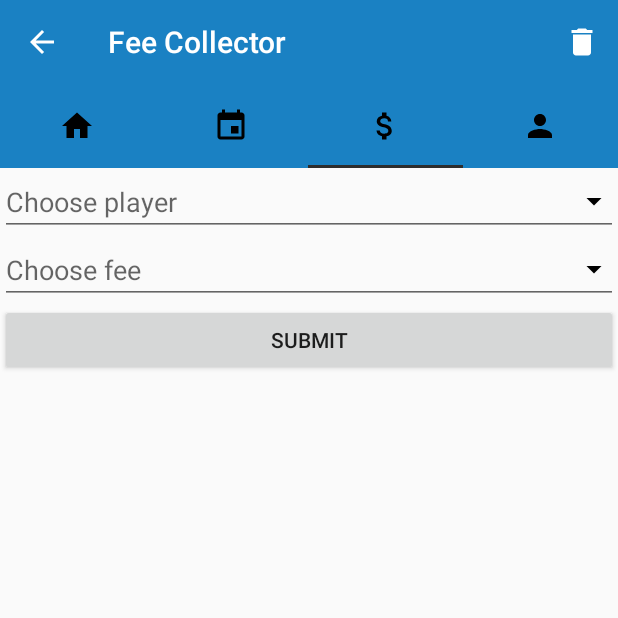
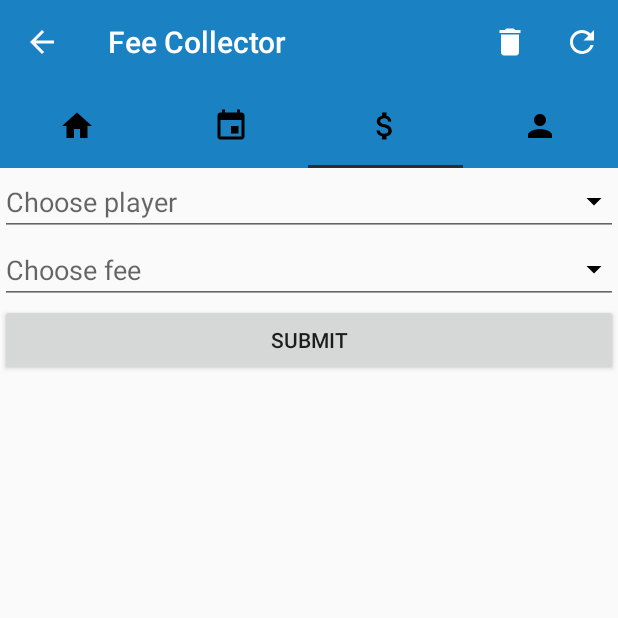
Before and after one commit to 123robi/FeeCollector, an Android app: the TeamActivity screen opened directly, with no data from a screen before it, tab 3 chosen, on a phone screen of 412 x 824 dp, the top half of it. Run offline under Robolectric (Android 15) with nearby library versions, the phone set to English and light mode, and no system bars; our stand-ins replace Volley; libraries missing offline, so code that uses them is left out: com.applandeo.materialcalendarview, com.facebook, com.facebook.internal, com.github.clans.fab; plain views replace FloatingActionButton; network calls fail; 30 statements that could not run were skipped.

Commit message:
Refresh members

```diff
--- a/app/src/main/java/eu/rkosir/feecollector/fragment/teamManagementFragment/ShowMembers.java
+++ b/app/src/main/java/eu/rkosir/feecollector/fragment/teamManagementFragment/ShowMembers.java
@@ -8,6 +8,7 @@
 import android.support.v7.widget.LinearLayoutManager;
 import android.support.v7.widget.RecyclerView;
 import android.view.LayoutInflater;
+import android.view.MenuItem;
 import android.view.View;
 import android.view.ViewGroup;
 import android.widget.ProgressBar;
@@ -77,7 +78,7 @@
 	/**
 	 * Sending a Volley GET Request to find users to a specific teams that you can join, using 2 url parameter: email, team_id
 	 */
-	private void getMembers() {
+	public void getMembers() {
 		String uri = String.format(AppConfig.URL_GET_All_MEMBERS,
 				SharedPreferencesSaver.getLastTeamID(getApplicationContext()));
 		StringRequest stringRequest = new StringRequest(Request.Method.GET, uri, response -> {
@@ -147,4 +148,20 @@
 			}
 		});
 	}
+
+	@Override
+	public void setUserVisibleHint(boolean isVisibleToUser) {
+		super.setUserVisibleHint(isVisibleToUser);
+		if (isVisibleToUser) {
+			getMembers();
+		}
+	}
+
+	@Override
+	public boolean onOptionsItemSelected(MenuItem item) {
+		if (item.getItemId() == R.id.refresh) {
+			getMembers();
+		}
+		return super.onOptionsItemSelected(item);
+	}
 }
--- /dev/null
+++ b/app/src/main/res/drawable/ic_refresh_white_24dp.xml
@@ -0,0 +1,5 @@
+<vector android:height="24dp" android:tint="#FFFFFF"
+    android:viewportHeight="24.0" android:viewportWidth="24.0"
+    android:width="24dp" xmlns:android="http://schemas.android.com/apk/res/android">
+    <path android:fillColor="#FF000000" android:pathData="M17.65,6.35C16.2,4.9 14.21,4 12,4c-4.42,0 -7.99,3.58 -7.99,8s3.57,8 7.99,8c3.73,0 6.84,-2.55 7.73,-6h-2.08c-0.82,2.33 -3.04,4 -5.65,4 -3.31,0 -6,-2.69 -6,-6s2.69,-6 6,-6c1.66,0 3.14,0.69 4.22,1.78L13,11h7V4l-2.35,2.35z"/>
+</vector>
--- a/app/src/main/res/menu/team_menu.xml
+++ b/app/src/main/res/menu/team_menu.xml
@@ -6,4 +6,9 @@
 		android:title="@string/team_menu_delete_team"
 		android:icon="@drawable/ic_delete_white_24dp"
 		app:showAsAction="ifRoom"/>
+	<item
+		android:id="@+id/refresh"
+		android:title="@string/team_menu_refresh"
+		android:icon="@drawable/ic_refresh_white_24dp"
+		app:showAsAction="ifRoom"/>
 </menu>
--- a/app/src/main/res/values/strings.xml
+++ b/app/src/main/res/values/strings.xml
@@ -159,4 +159,5 @@
     <string name="toast_unsuccessful_saving_fee_to_user">There was a problem. Please try again later.</string>
     <string name="create_team_currency">Currency</string>
 	<string name="error_wrong_format">Phone number is not correct</string>
+	<string name="team_menu_refresh">Refresh</string>
 </resources>
```
